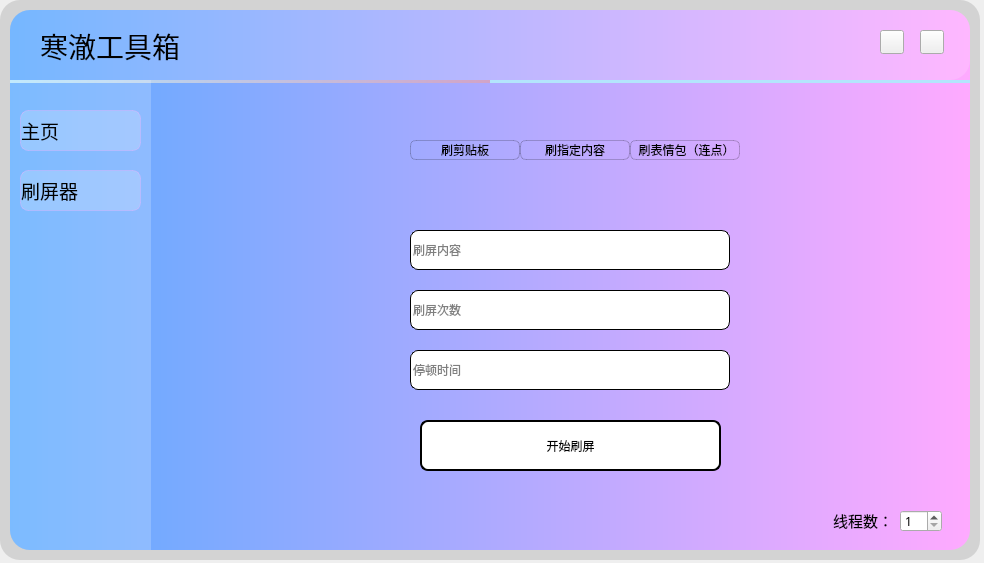
This is need/NewMainUI.ui in HDILP/HDILP-tools as Qt 5 draws it before an edit. The edited form follows.
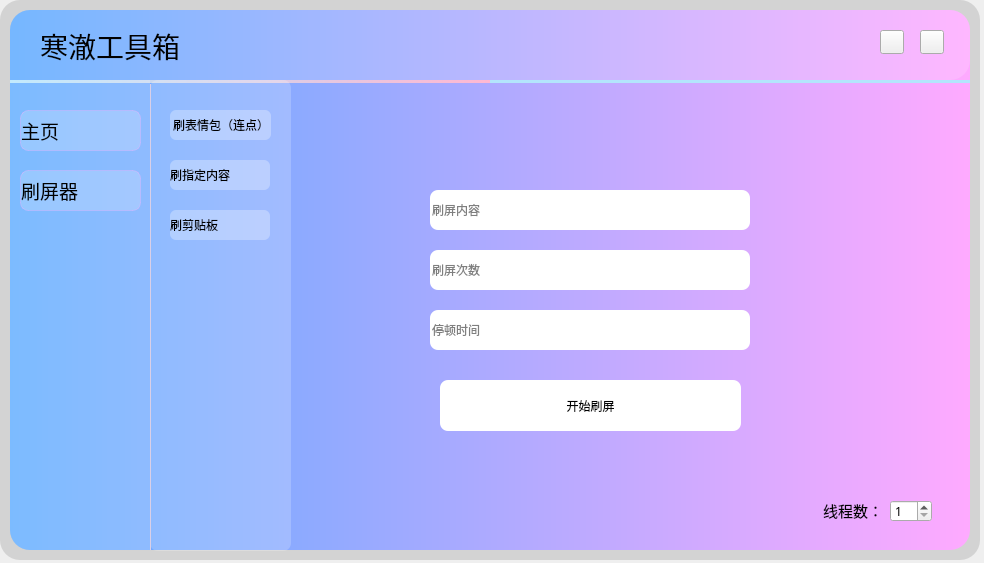
This is the edited form. The open tabs and pages were chosen to show the change. Icons and pictures are not drawn.

What changed in the file:
```diff
--- a/need/NewMainUI.ui
+++ b/need/NewMainUI.ui
@@ -109,7 +109,11 @@
      <enum>Qt::LeftToRight</enum>
     </property>
     <property name="styleSheet">
-     <string notr="true">QProgressBar { border: 2px; border-radius: 5px; background-color: #b3e5fc; text-align: center;}QProgressBar::chunk {background:QLinearGradient(x1:0,y1:0,x2:2,y2:0,stop:0 #b3e5fc,stop:1  #f06292); }</string>
+     <string notr="true">QProgressBar { border: 2px; border-radius: 5px; background-color: #b3e5fc; text-align: center;}
+QProgressBar::chunk{
+	background-color: qlineargradient(spread:pad, x1:0, y1:0, x2:1, y2:0, stop:0 #b3e5fc, stop:1 rgb(255, 184, 210));
+
+}</string>
     </property>
     <property name="minimum">
      <number>0</number>
@@ -138,7 +142,7 @@
      <rect>
       <x>10</x>
       <y>80</y>
-      <width>141</width>
+      <width>140</width>
       <height>470</height>
      </rect>
     </property>
@@ -319,10 +323,10 @@
    <widget class="QStackedWidget" name="stackedWidget">
     <property name="geometry">
      <rect>
-      <x>160</x>
-      <y>90</y>
-      <width>801</width>
-      <height>451</height>
+      <x>150</x>
+      <y>80</y>
+      <width>821</width>
+      <height>471</height>
      </rect>
     </property>
     <property name="font">
@@ -380,10 +384,10 @@
      <widget class="QWidget" name="widget_2" native="true">
       <property name="geometry">
        <rect>
-        <x>250</x>
-        <y>40</y>
-        <width>330</width>
-        <height>41</height>
+        <x>0</x>
+        <y>0</y>
+        <width>141</width>
+        <height>471</height>
        </rect>
       </property>
       <property name="font">
@@ -391,91 +395,136 @@
         <family>OPlusSans 3.0</family>
        </font>
       </property>
+      <property name="focusPolicy">
+       <enum>Qt::NoFocus</enum>
+      </property>
+      <property name="layoutDirection">
+       <enum>Qt::LeftToRight</enum>
+      </property>
+      <property name="autoFillBackground">
+       <bool>false</bool>
+      </property>
       <property name="styleSheet">
-       <string notr="true"/>
+       <string notr="true">background-color: rgba(255, 255, 255,50);
+border:1px;
+border-radius:8px;</string>
       </property>
-      <layout class="QHBoxLayout" name="horizontalLayout">
-       <property name="spacing">
-        <number>0</number>
+      <widget class="QPushButton" name="pushButton_3">
+       <property name="enabled">
+        <bool>true</bool>
        </property>
-       <item>
-        <widget class="QPushButton" name="pushButton_1">
-         <property name="font">
-          <font>
-           <family>OPlusSans 3.0</family>
-          </font>
-         </property>
-         <property name="styleSheet">
-          <string notr="true">#pushButton_1{
-	border:none;
-	border:1px solid rgba(0,0,0,50);
-	border-radius:6px
+       <property name="geometry">
+        <rect>
+         <x>20</x>
+         <y>30</y>
+         <width>101</width>
+         <height>30</height>
+        </rect>
+       </property>
+       <property name="minimumSize">
+        <size>
+         <width>100</width>
+         <height>30</height>
+        </size>
+       </property>
+       <property name="font">
+        <font>
+         <family>OPlusSans 3.0</family>
+        </font>
+       </property>
+       <property name="styleSheet">
+        <string notr="true">#pushButton_3{
+background-color: rgba(255, 255, 255,75);
+border-radius:6px;
+text-align:left
+}
+#pushButton_3:focus{
+	color:rgb(111,111,111);
+}</string>
+       </property>
+       <property name="text">
+        <string> 刷表情包（连点）</string>
+       </property>
+      </widget>
+      <widget class="QPushButton" name="pushButton_1">
+       <property name="geometry">
+        <rect>
+         <x>20</x>
+         <y>130</y>
+         <width>100</width>
+         <height>30</height>
+        </rect>
+       </property>
+       <property name="minimumSize">
+        <size>
+         <width>100</width>
+         <height>30</height>
+        </size>
+       </property>
+       <property name="font">
+        <font>
+         <family>OPlusSans 3.0</family>
+        </font>
+       </property>
+       <property name="layoutDirection">
+        <enum>Qt::LeftToRight</enum>
+       </property>
+       <property name="styleSheet">
+        <string notr="true">#pushButton_1{
+background-color: rgba(255, 255, 255,75);
+border-radius:6px;
+text-align:left
 }
 #pushButton_1:focus{
 	color:rgb(111,111,111);
 }</string>
-         </property>
-         <property name="text">
-          <string>刷剪贴板</string>
-         </property>
-        </widget>
-       </item>
-       <item>
-        <widget class="QPushButton" name="pushButton_2">
-         <property name="font">
-          <font>
-           <family>OPlusSans 3.0</family>
-          </font>
-         </property>
-         <property name="styleSheet">
-          <string notr="true">#pushButton_2{
-	border:none;
-	border:1px solid rgba(0,0,0,50);
-	border-radius:6px
+       </property>
+       <property name="text">
+        <string>刷剪贴板</string>
+       </property>
+      </widget>
+      <widget class="QPushButton" name="pushButton_2">
+       <property name="geometry">
+        <rect>
+         <x>20</x>
+         <y>80</y>
+         <width>100</width>
+         <height>30</height>
+        </rect>
+       </property>
+       <property name="minimumSize">
+        <size>
+         <width>100</width>
+         <height>30</height>
+        </size>
+       </property>
+       <property name="font">
+        <font>
+         <family>OPlusSans 3.0</family>
+        </font>
+       </property>
+       <property name="styleSheet">
+        <string notr="true">#pushButton_2{
+	background-color: rgba(255, 255, 255,75);
+	border-radius:6px;
+	text-align:left
 }
 #pushButton_2:focus{
 	color:rgb(111,111,111);
 }</string>
-         </property>
-         <property name="text">
-          <string>刷指定内容</string>
-         </property>
-        </widget>
-       </item>
-       <item>
-        <widget class="QPushButton" name="pushButton_3">
-         <property name="enabled">
-          <bool>true</bool>
-         </property>
-         <property name="font">
-          <font>
-           <family>OPlusSans 3.0</family>
-          </font>
-         </property>
-         <property name="styleSheet">
-          <string notr="true">#pushButton_3{
-	border:none;
-	border:1px solid rgba(0,0,0,50);
-	border-radius:6px
-}
-#pushButton_3:focus{
-	color:rgb(111,111,111);
-}</string>
-         </property>
-         <property name="text">
-          <string> 刷表情包（连点）</string>
-         </property>
-        </widget>
-       </item>
-      </layout>
+       </property>
+       <property name="text">
+        <string>刷指定内容</string>
+       </property>
+      </widget>
      </widget>
      <widget class="QStackedWidget" name="stackedWidget_2">
       <property name="geometry">
        <rect>
-        <x>180</x>
-        <y>130</y>
+        <x>210</x>
+        <y>100</y>
         <width>471</width>
-        <height>281</height>
+        <height>321</height>
        </rect>
       </property>
       <property name="font">
@@ -580,7 +629,7 @@
          <rect>
           <x>70</x>
           <y>10</y>
-          <width>331</width>
+          <width>321</width>
           <height>251</height>
          </rect>
         </property>
@@ -604,7 +653,7 @@
           </font>
          </property>
          <property name="styleSheet">
-          <string notr="true">border:1px solid rgb(0,0,0);
+          <string notr="true">
 border-radius:8px</string>
          </property>
          <property name="placeholderText">
@@ -626,7 +675,7 @@
           </font>
          </property>
          <property name="styleSheet">
-          <string notr="true">border:1px solid rgb(0,0,0);
+          <string notr="true">
 border-radius:8px</string>
          </property>
          <property name="placeholderText">
@@ -648,7 +697,7 @@
           </font>
          </property>
          <property name="styleSheet">
-          <string notr="true">border:1px solid rgb(0,0,0);
+          <string notr="true">
 border-radius:8px</string>
          </property>
          <property name="placeholderText">
@@ -673,7 +722,6 @@
           <string notr="true">#pushButton_5{
 	
 	background-color: rgb(255, 255, 255);
-	border:2px solid rgb(0,0,0);
 	border-radius:8px;
 }</string>
          </property>
@@ -807,6 +855,58 @@
        <string>线程数：</string>
       </property>
      </widget>
+     <widget class="QProgressBar" name="progressBar_2">
+      <property name="geometry">
+       <rect>
+        <x>0</x>
+        <y>4</y>
+        <width>1</width>
+        <height>466</height>
+       </rect>
+      </property>
+      <property name="font">
+       <font>
+        <family>OPlusSans 3.0</family>
+       </font>
+      </property>
+      <property name="toolTipDuration">
+       <number>-1</number>
+      </property>
+      <property name="layoutDirection">
+       <enum>Qt::LeftToRight</enum>
+      </property>
+      <property name="styleSheet">
+       <string notr="true">QProgressBar { border: 2px; border-radius: 5px; background-color: #b3e5fc; text-align: center;}
+QProgressBar::chunk{
+	background-color: qlineargradient(spread:pad, x1:0, y1:0, x2:1, y2:0, stop:0 #b3e5fc, stop:1 rgb(255, 184, 210));
+
+}</string>
+      </property>
+      <property name="minimum">
+       <number>0</number>
+      </property>
+      <property name="maximum">
+       <number>1</number>
+      </property>
+      <property name="value">
+       <number>1</number>
+      </property>
+      <property name="textVisible">
+       <bool>false</bool>
+      </property>
+      <property name="orientation">
+       <enum>Qt::Vertical</enum>
+      </property>
+      <property name="invertedAppearance">
+       <bool>false</bool>
+      </property>
+      <property name="textDirection">
+       <enum>QProgressBar::TopToBottom</enum>
+      </property>
+      <property name="format">
+       <string/>
+      </property>
+     </widget>
     </widget>
    </widget>
    <zorder>label_2</zorder>
```
Left out of the diff: 16 changed lines with no effect on the pictures.
